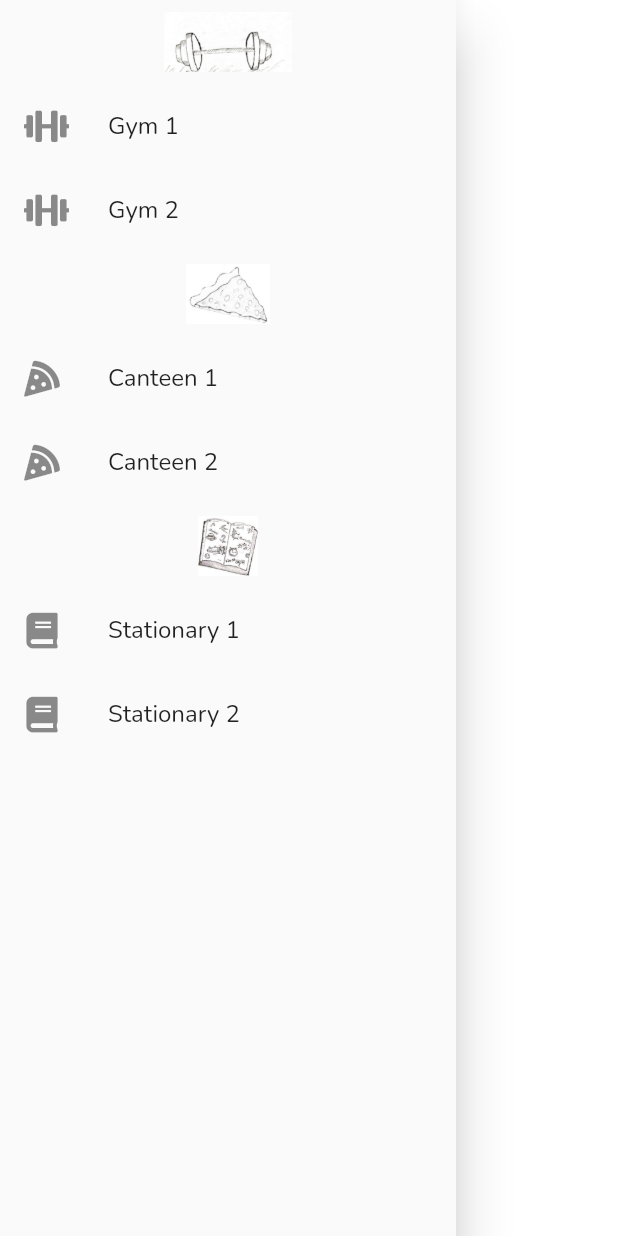
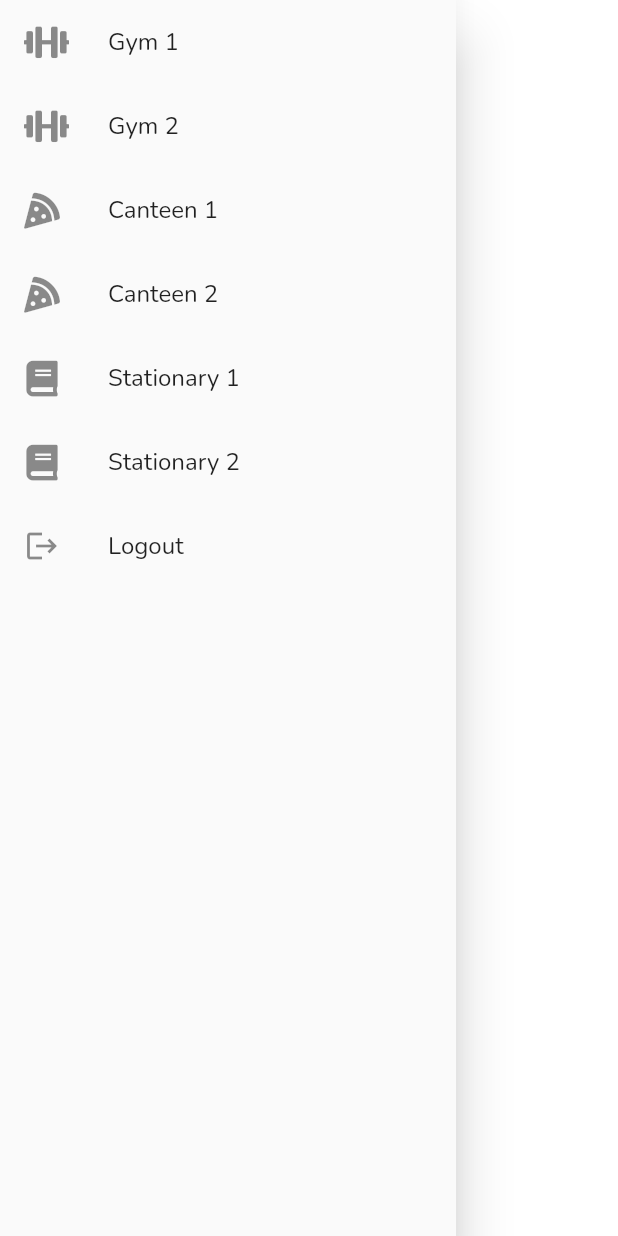
Before and after one commit to AbdullahNM/Loni, a Flutter app: the NavDrawer widget shown alone on an empty page, opened directly, on a phone screen of 412 x 824 dp. Run offline on Flutter 3.47's test engine with Material 2 defaults, Android fonts, the phone set to English and light mode, and no system bars; our stand-ins replace font_awesome_flutter, table_calendar.

Commit message:
final commit

```diff
--- a/lib/Registration.dart
+++ b/lib/Registration.dart
@@ -12,7 +12,7 @@ class Registration extends StatefulWidget {
 class _RegistrationState extends State<Registration> {
   List<Widget> pages = [Login(), Registration(), Help()];
   List<String> _buttons = ['Login', 'Register', 'Help'];
-  int _selectedIndex = 0;
+  int _selectedIndex = 1;
   Widget _buildIcon(int index) {
     return GestureDetector(
       onTap: () {
--- a/lib/content.dart
+++ b/lib/content.dart
@@ -272,7 +272,7 @@ class Page1 extends StatelessWidget {
             ),
             GestureDetector(
               onTap: () {
-                print('Request');
+                print('Requests');
               },
               child: Container(
                 padding: EdgeInsets.symmetric(horizontal: 20, vertical: 10),
@@ -281,7 +281,7 @@ class Page1 extends StatelessWidget {
                   color: Color(0xFFA31FEE),
                 ),
                 child: Text(
-                  'Request',
+                  'Requests',
                   textAlign: TextAlign.center,
                   style: TextStyle(
                     fontSize: 20,
--- a/lib/drawer.dart
+++ b/lib/drawer.dart
@@ -1,5 +1,6 @@
 import 'package:flutter/material.dart';
 import 'package:font_awesome_flutter/font_awesome_flutter.dart';
+import 'package:loni_ledger/Registration.dart';
 
 import 'global.dart' as global;
 
@@ -16,14 +17,6 @@ class _NavDrawerState extends State<NavDrawer> {
         padding: EdgeInsets.zero,
         children: <Widget>[
           ListTile(
-            title: Image(
-              image: AssetImage('assets/dumbbell.jpeg'),
-              height: 40,
-              width: 70,
-            ),
-            onTap: () => {},
-          ),
-          ListTile(
             leading: Icon(FontAwesomeIcons.dumbbell),
             title: Text('Gym 1'),
             onTap: () {
@@ -31,7 +24,6 @@ class _NavDrawerState extends State<NavDrawer> {
               setState(() {
                 global.selectedIndex = 0;
               });
-
             },
           ),
           ListTile(
@@ -44,14 +36,6 @@ class _NavDrawerState extends State<NavDrawer> {
                 print(global.selectedIndex);
               });
             },
-          ),
-          ListTile(
-            title: Image(
-              image: AssetImage('assets/pizza.jpeg'),
-              height: 40,
-              width: 70,
-            ),
-            onTap: () => {},
           ),
           ListTile(
             leading: Icon(FontAwesomeIcons.pizzaSlice),
@@ -74,14 +58,6 @@ class _NavDrawerState extends State<NavDrawer> {
             },
           ),
           ListTile(
-            title: Image(
-              image: AssetImage('assets/book.jpeg'),
-              height: 40,
-              width: 70,
-            ),
-            onTap: () => {},
-          ),
-          ListTile(
             leading: Icon(FontAwesomeIcons.book),
             title: Text('Stationary 1'),
             onTap: () {
@@ -101,6 +77,18 @@ class _NavDrawerState extends State<NavDrawer> {
               });
             },
           ),
+          ListTile(
+            leading: Icon(Icons.logout),
+            title: Text('Logout'),
+            onTap: () {
+              Navigator.of(context).pop();
+              Navigator.push(context,
+                  MaterialPageRoute(builder: (context) => Registration()));
+              setState(() {
+                global.selectedIndex = 5;
+              });
+            },
+          ),
         ],
       ),
     );
```
